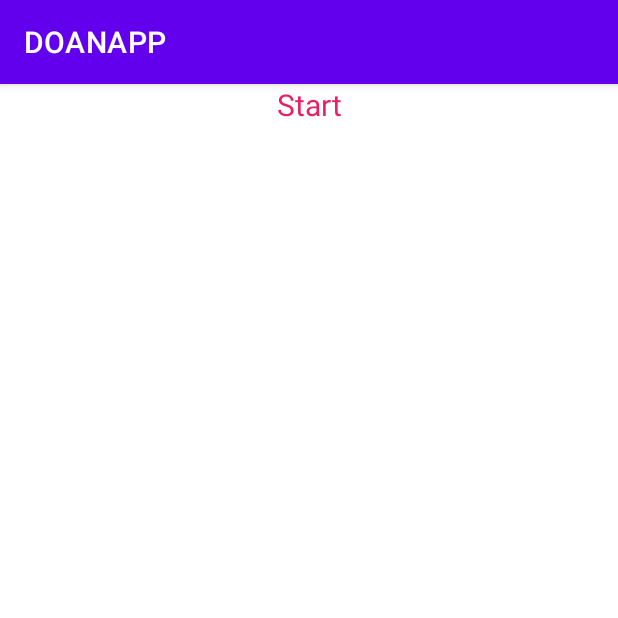
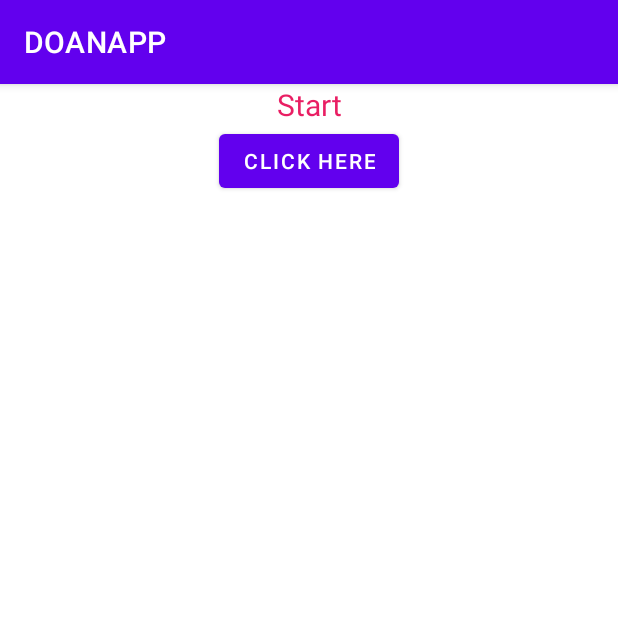
Before and after one commit to quangquyen2702/DOANAPP, an Android app: the screen it shows after launch (MainActivity), on a phone screen of 412 x 824 dp, the top half of it. Run offline under Robolectric (Android 15) with nearby library versions, the phone set to English and light mode, and no system bars.

Commit message:
Buttonlayout

```diff
--- a/app/src/main/res/layout/activity_main.xml
+++ b/app/src/main/res/layout/activity_main.xml
@@ -14,6 +14,12 @@
         android:textSize="20sp"
         android:gravity="center">
     </TextView>
+    <Button
+        android:layout_width="wrap_content"
+        android:layout_height="wrap_content"
+        android:text="Click here"
+        android:layout_gravity="center">
 
+    </Button>
 
 </LinearLayout>
```
